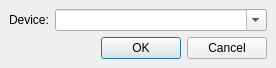
Above: src/plugins/Output/wasapi/settingsdialog.ui from ksv1986/qmmp-staging before the change. Below: the same form after it.
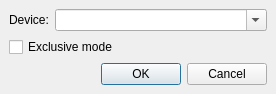
That is the form after the change.

Commit message: wasapi: added exclusive mode support (#903)

```diff
--- a/src/plugins/Output/wasapi/settingsdialog.ui
+++ b/src/plugins/Output/wasapi/settingsdialog.ui
@@ -7,7 +7,7 @@
     <x>0</x>
     <y>0</y>
     <width>276</width>
-    <height>68</height>
+    <height>90</height>
    </rect>
   </property>
   <property name="windowTitle">
@@ -20,6 +20,13 @@
    <property name="spacing">
     <number>6</number>
    </property>
+   <item row="2" column="0" colspan="3">
+    <widget class="QDialogButtonBox" name="buttonBox">
+     <property name="standardButtons">
+      <set>QDialogButtonBox::Cancel|QDialogButtonBox::Ok</set>
+     </property>
+    </widget>
+   </item>
    <item row="0" column="1" colspan="2">
     <widget class="QComboBox" name="deviceComboBox">
      <property name="sizePolicy">
@@ -33,13 +40,6 @@
      </property>
     </widget>
    </item>
-   <item row="1" column="0" colspan="3">
-    <widget class="QDialogButtonBox" name="buttonBox">
-     <property name="standardButtons">
-      <set>QDialogButtonBox::Cancel|QDialogButtonBox::Ok</set>
-     </property>
-    </widget>
-   </item>
    <item row="0" column="0">
     <widget class="QLabel" name="label">
      <property name="sizePolicy">
@@ -53,6 +53,13 @@
      </property>
     </widget>
    </item>
+   <item row="1" column="0" colspan="3">
+    <widget class="QCheckBox" name="exclusiveModeCheckBox">
+     <property name="text">
+      <string>Exclusive mode</string>
+     </property>
+    </widget>
+   </item>
   </layout>
  </widget>
  <resources/>
```
Left out of the diff: 11 changed lines with no effect on the pictures. The commit also changes 3 other files.
